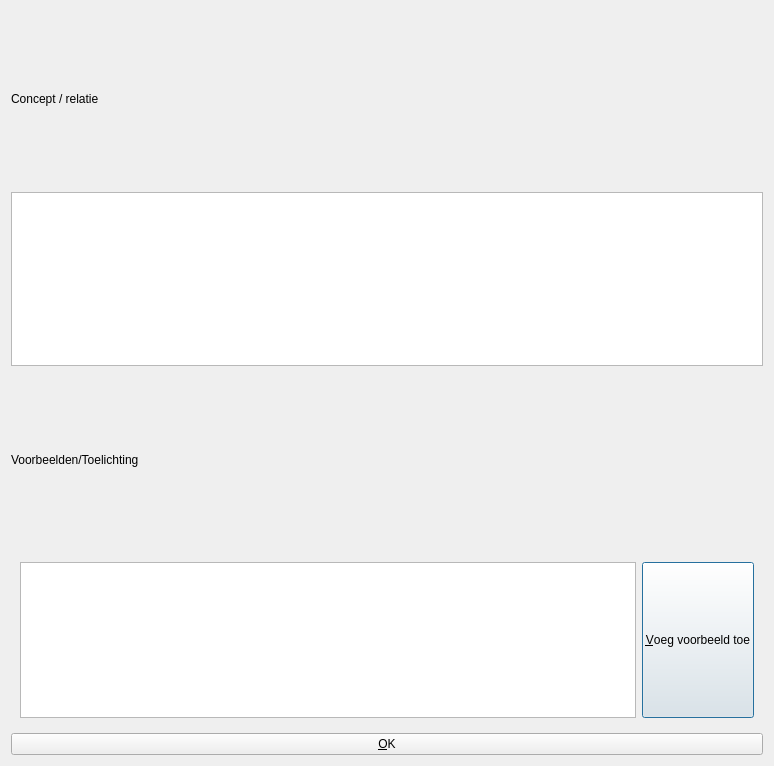
Qt form qtconceptmapeditconceptdialog.ui (richelbilderbeek/QtConceptMap) before a commit.
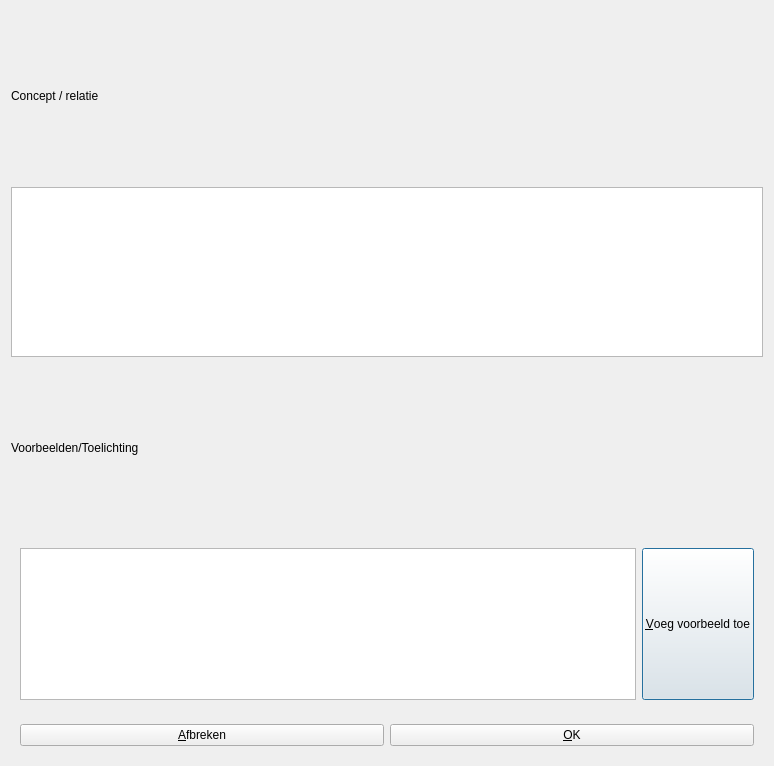
The same form after that commit.

```diff
--- a/qtconceptmapeditconceptdialog.ui
+++ b/qtconceptmapeditconceptdialog.ui
@@ -98,10 +98,35 @@
     </widget>
    </item>
    <item>
-    <widget class="QPushButton" name="button_ok">
-     <property name="text">
-      <string>&amp;OK</string>
+    <widget class="QWidget" name="widget_bottom" native="true">
+     <property name="sizePolicy">
+      <sizepolicy hsizetype="Preferred" vsizetype="Maximum">
+       <horstretch>0</horstretch>
+       <verstretch>0</verstretch>
+      </sizepolicy>
      </property>
+     <layout class="QHBoxLayout" name="horizontalLayout">
+      <item>
+       <widget class="QPushButton" name="button_cancel">
+        <property name="toolTip">
+         <string>Dit scherm sluiten met verlies van gedane wijzigingen</string>
+        </property>
+        <property name="text">
+         <string>&amp;Afbreken</string>
+        </property>
+       </widget>
+      </item>
+      <item>
+       <widget class="QPushButton" name="button_ok">
+        <property name="toolTip">
+         <string>Dit scherm sluiten met behoud van gedane wijzigingen</string>
+        </property>
+        <property name="text">
+         <string>&amp;OK</string>
+        </property>
+       </widget>
+      </item>
+     </layout>
     </widget>
    </item>
   </layout>
```
Left out of the diff: 5 changed lines with no effect on the pictures.
